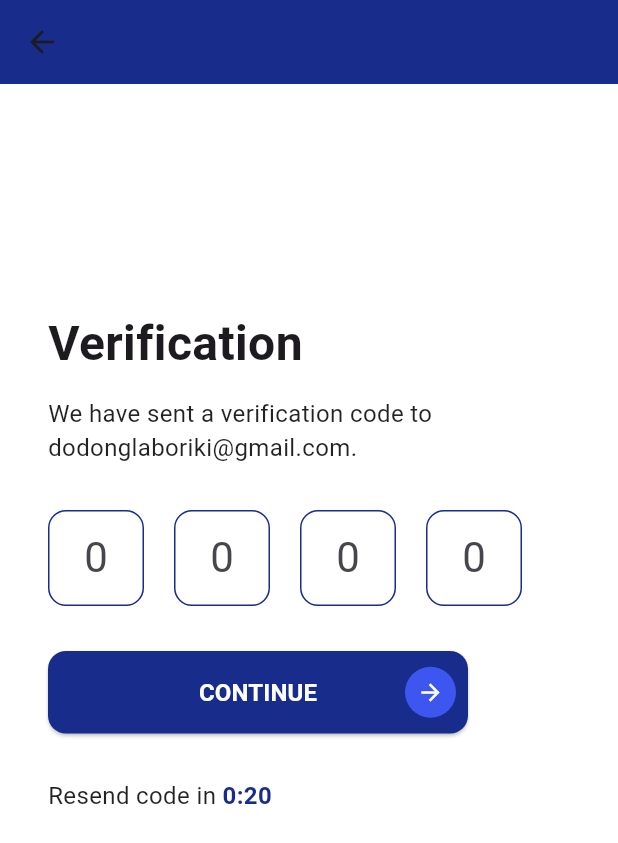
After one commit to KristyleModin/UniVents_Website, a Flutter app: the VerificationPage screen opened directly, on a phone screen of 412 x 824 dp. The commit adds this screen. Shown: the top 843 px of the screen. Run offline on Flutter 3.47's test engine with Material 3 defaults, Android fonts, the phone set to English and light mode, and no system bars.

```diff
--- a/lib/src/views/public/Reset_Password_Page.dart
+++ b/lib/src/views/public/Reset_Password_Page.dart
@@ -20,7 +20,7 @@ class _ResetPasswordPageState extends State<ResetPasswordPage> {
   Widget build(BuildContext context) {
     return Scaffold(
       appBar: AppBar(
-        backgroundColor: Colors.white,
+        backgroundColor: Color(0xFF182C8C),
         elevation: 0,
       ),
       backgroundColor: Colors.white,
@@ -30,7 +30,7 @@ class _ResetPasswordPageState extends State<ResetPasswordPage> {
           crossAxisAlignment: CrossAxisAlignment.start,
           children: [
             const Text(
-              "Resset Password",
+              "Reset Password",
               style: TextStyle(
                 fontWeight: FontWeight.bold,
                 fontSize: 32,
--- a/lib/src/views/public/Sign_In_Page.dart
+++ b/lib/src/views/public/Sign_In_Page.dart
@@ -302,11 +302,7 @@ class _SignInPageState extends State<SignInPage> {
                           fontSize: 14
                         ),
                       ),
-                      GestureDetector(
-                        onTap: () {
-                          // Go to Sign Up Page
-                        },
-                        child: TextButton(
+                      TextButton(
                         onPressed: () {
 
                         },
@@ -315,7 +311,6 @@ class _SignInPageState extends State<SignInPage> {
                           style: TextStyle(
                             color: Color(0xFF182C8C),
                             fontSize: 14,
-                            ),
                           ),
                         ),
                       )
--- /dev/null
+++ b/lib/src/views/public/Verification_Page.dart
@@ -0,0 +1,254 @@
+import 'package:flutter/material.dart';
+import 'package:flutter/services.dart';
+
+class VerificationPage extends StatefulWidget {
+  const VerificationPage({super.key});
+
+  @override
+  State<VerificationPage> createState() => _VerificationPageState();
+}
+
+class _VerificationPageState extends State<VerificationPage> {
+  final TextEditingController _otpFieldController = TextEditingController();
+
+  @override
+  void dispose() {
+    _otpFieldController.dispose();
+    super.dispose();
+  }
+
+  @override
+  Widget build(BuildContext context) {
+    return Scaffold(
+      appBar: AppBar(backgroundColor: Color(0xFF182C8C), elevation: 0),
+      backgroundColor: Colors.white,
+      body: Container(
+        padding: const EdgeInsets.only(left: 32.0, top: 150.0, right: 16.0),
+        child: Column(
+          crossAxisAlignment: CrossAxisAlignment.start,
+          children: [
+            const Text(
+              "Verification",
+              style: TextStyle(fontWeight: FontWeight.bold, fontSize: 32),
+            ),
+            const SizedBox(height: 12),
+            const Text(
+              "We have sent a verification code to dodonglaboriki@gmail.com.",
+              style: TextStyle(fontSize: 16, color: Colors.black87),
+            ),
+            const SizedBox(height: 30),
+            Row(
+              children: [
+                SizedBox(
+                  height: 64,
+                  width: 64,
+                  child: TextFormField(
+                    onChanged: (value) {
+                      if (value.length == 1) {
+                        FocusScope.of(context).nextFocus();
+                      }
+                    },
+                    onSaved: (pin) {},
+                    decoration: InputDecoration(
+                      hintText: "0",
+                      border: OutlineInputBorder(
+                        borderRadius: BorderRadius.circular(12), // Rounded corners
+                      ),
+                      enabledBorder: OutlineInputBorder(
+                        borderRadius: BorderRadius.circular(12),
+                        borderSide: BorderSide(color: Color(0xFF182C8C)), // Blue border when not focused
+                      ),
+                      focusedBorder: OutlineInputBorder(
+                        borderRadius: BorderRadius.circular(12),
+                        borderSide: BorderSide(color: Color(0xFF182C8C), width: 2), // Blue border when focused
+                      ),
+                    ),
+                    style: Theme.of(context).textTheme.headlineMedium,
+                    keyboardType: TextInputType.number,
+                    textAlign: TextAlign.center,
+                    inputFormatters: [
+                      LengthLimitingTextInputFormatter(1),
+                      FilteringTextInputFormatter.digitsOnly,
+                    ],
+                  ),
+                ),
+                SizedBox(width: 20),
+                SizedBox(
+                  height: 64,
+                  width: 64,
+                  child: TextFormField(
+                    onChanged: (value) {
+                      if (value.length == 1) {
+                        FocusScope.of(context).nextFocus();
+                      }
+                    },
+                    onSaved: (pin) {},
+                    decoration: InputDecoration(
+                      hintText: "0",
+                      border: OutlineInputBorder(
+                        borderRadius: BorderRadius.circular(12), // Rounded corners
+                      ),
+                      enabledBorder: OutlineInputBorder(
+                        borderRadius: BorderRadius.circular(12),
+                        borderSide: BorderSide(color: Color(0xFF182C8C)), // Blue border when not focused
+                      ),
+                      focusedBorder: OutlineInputBorder(
+                        borderRadius: BorderRadius.circular(12),
+                        borderSide: BorderSide(color: Color(0xFF182C8C), width: 2), // Blue border when focused
+                      ),
+                    ),
+                    style: Theme.of(context).textTheme.headlineMedium,
+                    keyboardType: TextInputType.number,
+                    textAlign: TextAlign.center,
+                    inputFormatters: [
+                      LengthLimitingTextInputFormatter(1),
+                      FilteringTextInputFormatter.digitsOnly,
+                    ],
+                  ),
+                ),
+                SizedBox(width: 20),
+                SizedBox(
+                  height: 64,
+                  width: 64,
+                  child: TextFormField(
+                    onChanged: (value) {
+                      if (value.length == 1) {
+                        FocusScope.of(context).nextFocus();
+                      }
+                    },
+                    onSaved: (pin) {},
+                    decoration: InputDecoration(
+                      hintText: "0",
+                      border: OutlineInputBorder(
+                        borderRadius: BorderRadius.circular(12), // Rounded corners
+                      ),
+                      enabledBorder: OutlineInputBorder(
+                        borderRadius: BorderRadius.circular(12),
+                        borderSide: BorderSide(color: Color(0xFF182C8C)), // Blue border when not focused
+                      ),
+                      focusedBorder: OutlineInputBorder(
+                        borderRadius: BorderRadius.circular(12),
+                        borderSide: BorderSide(color: Color(0xFF182C8C), width: 2), // Blue border when focused
+                      ),
+                    ),
+                    style: Theme.of(context).textTheme.headlineMedium,
+                    keyboardType: TextInputType.number,
+                    textAlign: TextAlign.center,
+                    inputFormatters: [
+                      LengthLimitingTextInputFormatter(1),
+                      FilteringTextInputFormatter.digitsOnly,
+                    ],
+                  ),
+                ),
+                SizedBox(width: 20),
+                SizedBox(
+                  height: 64,
+                  width: 64,
+                  child: TextFormField(
+                    onChanged: (value) {
+                      if (value.length == 1) {
+                        FocusScope.of(context).nextFocus();
+                      }
+                    },
+                    onSaved: (pin) {},
+                    decoration: InputDecoration(
+                      hintText: "0",
+                      border: OutlineInputBorder(
+                        borderRadius: BorderRadius.circular(12), // Rounded corners
+                      ),
+                      enabledBorder: OutlineInputBorder(
+                        borderRadius: BorderRadius.circular(12),
+                        borderSide: BorderSide(color: Color(0xFF182C8C)), // Blue border when not focused
+                      ),
+                      focusedBorder: OutlineInputBorder(
+                        borderRadius: BorderRadius.circular(12),
+                        borderSide: BorderSide(color: Color(0xFF182C8C), width: 2), // Blue border when focused
+                      ),
+                    ),
+                    style: Theme.of(context).textTheme.headlineMedium,
+                    keyboardType: TextInputType.number,
+                    textAlign: TextAlign.center,
+                    inputFormatters: [
+                      LengthLimitingTextInputFormatter(1),
+                      FilteringTextInputFormatter.digitsOnly,
+                    ],
+                  ),
+                ),
+              ],
+            ),
+            const SizedBox(height: 30),
+            SizedBox(
+              width: 280,
+              height: 55,
+              child: ElevatedButton(
+                onPressed: () {
+                  final otp = _otpFieldController.text;
+
+                  if (otp.isEmpty) {
+                    ScaffoldMessenger.of(context).showSnackBar(
+                      const SnackBar(content: Text("Please fill in the otp number")),
+                    );
+                    return;
+                  }
+                  // Send Email to DB to get the code
+                },
+                style: ElevatedButton.styleFrom(
+                  backgroundColor: const Color(0xFF182C8C),
+                  shape: RoundedRectangleBorder(
+                    borderRadius: BorderRadius.circular(12),
+                  ),
+                  padding: EdgeInsets.zero,
+                ),
+                child: Stack(
+                  children: [
+                    Center(
+                      child: Text(
+                        "CONTINUE",
+                        style: const TextStyle(
+                          fontWeight: FontWeight.bold,
+                          fontSize: 16,
+                          color: Colors.white,
+                        ),
+                      ),
+                    ),
+                    Positioned(
+                      right: 8,
+                      top: 8,
+                      bottom: 8,
+                      child: Container(
+                        width: 34,
+                        height: 34,
+                        decoration: const BoxDecoration(
+                          color: Color(0xFF3D56F0),
+                          shape: BoxShape.circle,
+                        ),
+                        child: const Icon(
+                          Icons.arrow_forward,
+                          color: Colors.white,
+                          size: 18,
+                        ),
+                      ),
+                    ),
+                  ],
+                ),
+              ),
+            ),
+            SizedBox(height: 30),
+            Row(
+              children: [
+                const Text(
+                  "Resend code in ",
+                  style: TextStyle(fontSize: 16, color: Colors.black87),
+                ),
+                const Text(
+                  "0:20",
+                  style: TextStyle(fontWeight: FontWeight.bold, fontSize: 16, color: Color(0xFF182C8C)),
+                ),
+              ],
+            )
+          ],
+        ),
+      ),
+    );
+  }
+}
```
Lines whose indentation alone changed are shown as unchanged.
